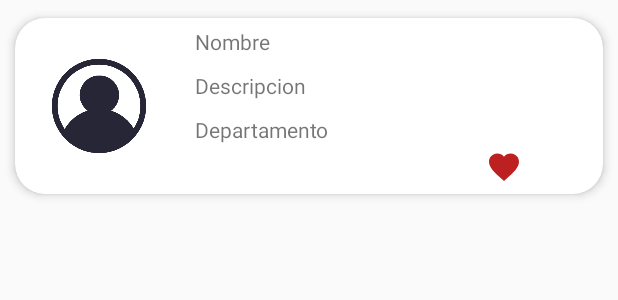
After one commit to rey4800/App-Restaurant-IGF, an Android app: the layout item_restaurante2.xml on its own in the app's theme, with its tools: preview values and no code run, on a phone screen of 412 x 824 dp. The commit adds this screen. Shown: the top 300 px of the screen. Run offline under Robolectric (Android 15) with nearby library versions, the phone set to English and light mode, and no system bars.

Commit message:
Modificacion de interfaz favoritos

```diff
--- /dev/null
+++ b/app/src/main/res/layout/item_restaurante2.xml
@@ -0,0 +1,75 @@
+<?xml version="1.0" encoding="utf-8"?>
+<androidx.cardview.widget.CardView xmlns:android="http://schemas.android.com/apk/res/android"
+    xmlns:app="http://schemas.android.com/apk/res-auto"
+    android:id="@+id/item"
+    android:layout_height="wrap_content"
+    android:layout_width="match_parent"
+    android:animateLayoutChanges="true"
+    app:cardCornerRadius="20dp"
+    app:cardElevation="4dp"
+    app:cardUseCompatPadding="true">
+
+    <LinearLayout
+        android:layout_width="match_parent"
+        android:layout_height="wrap_content"
+        android:animateLayoutChanges="true"
+        android:orientation="vertical">
+
+        <RelativeLayout
+            android:layout_width="match_parent"
+            android:layout_height="match_parent"
+            android:orientation="horizontal"
+            android:padding="6dp">
+
+            <ImageView
+                android:id="@+id/imgList"
+                android:layout_width="100dp"
+                android:layout_height="100dp"
+                android:layout_alignParentStart="true"
+                android:layout_centerVertical="true"
+                android:foregroundGravity="center"
+                android:padding="14dp"
+                android:paddingLeft="14dp"
+                app:srcCompat="@drawable/avatar"></ImageView>
+
+            <TextView
+                android:id="@+id/tvNombreItemRestaurante"
+                android:layout_width="wrap_content"
+                android:layout_height="wrap_content"
+                android:layout_marginStart="14dp"
+                android:layout_toEndOf="@+id/imgList"
+                android:text="Nombre" />
+
+            <TextView
+                android:id="@+id/tvDescripcionItemRestaurante"
+                android:layout_width="wrap_content"
+                android:layout_height="wrap_content"
+                android:layout_below="@+id/tvNombreItemRestaurante"
+                android:layout_marginStart="14dp"
+                android:layout_marginTop="10dp"
+                android:layout_toEndOf="@+id/imgList"
+                android:text="Descripcion" />
+
+            <TextView
+                android:id="@+id/tvDepartamentoItemRestaurante"
+                android:layout_width="wrap_content"
+                android:layout_height="wrap_content"
+                android:layout_below="@+id/tvDescripcionItemRestaurante"
+                android:layout_marginStart="14dp"
+                android:layout_marginTop="10dp"
+                android:layout_toEndOf="@+id/imgList"
+                android:text="Departamento" />
+
+            <ImageView
+                android:id="@+id/tvLikesItemRestaurante"
+                android:layout_width="wrap_content"
+                android:layout_height="wrap_content"
+                android:src="@drawable/ic_liked"
+                android:layout_below="@+id/tvDepartamentoItemRestaurante"
+                android:layout_marginStart="208dp"
+                android:layout_marginTop="3dp"
+                android:layout_toEndOf="@+id/imgList" />
+        </RelativeLayout>
+    </LinearLayout>
+
+</androidx.cardview.widget.CardView>
```
Also changed, not shown: app/src/main/java/com/example/app_restaurant/FavoriteActivity.java (+5 -4 lines), app/src/main/java/com/example/app_restaurant/adapter/ListaRestaurantesAdapter2.java (added, +92 -0 lines).
